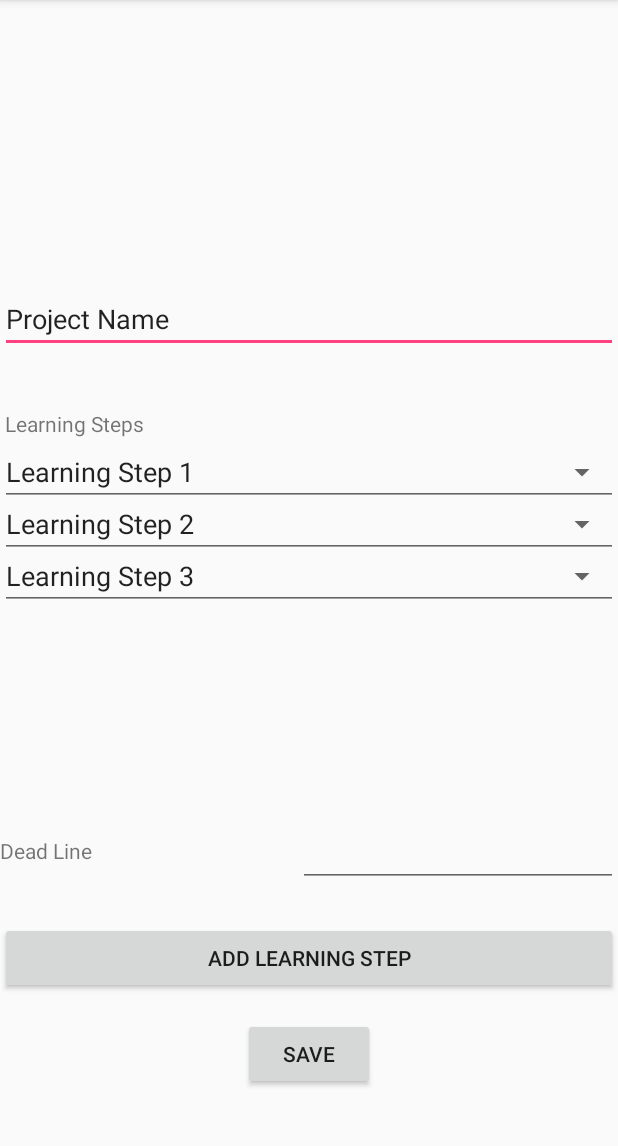
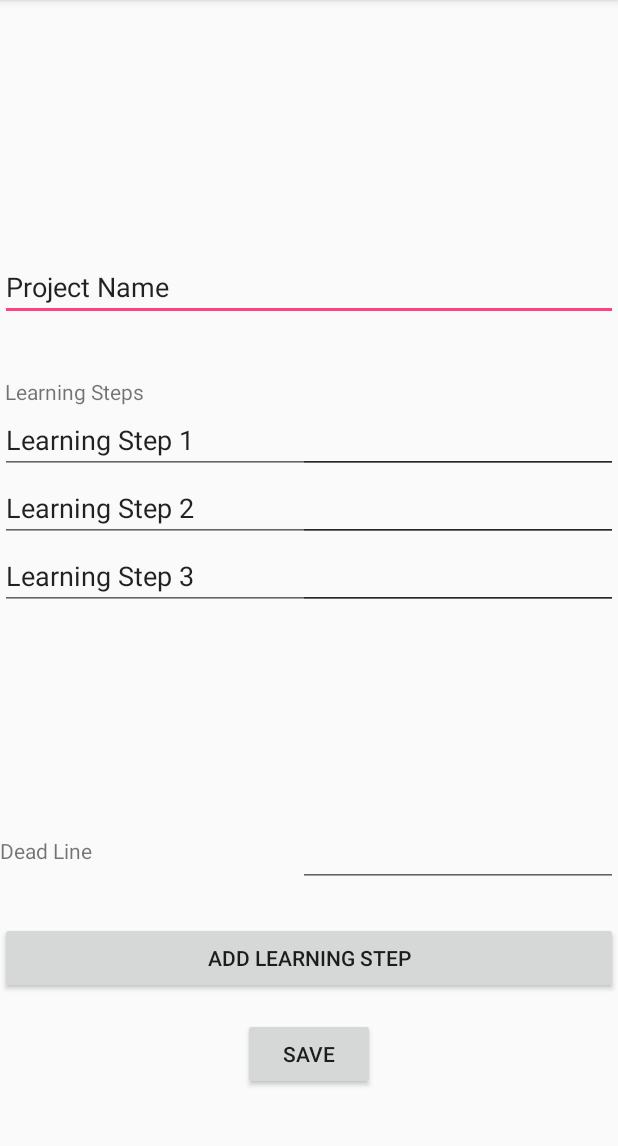
Before and after one commit to TobiMartin/ProjectEverest, an Android app: the screen it shows after launch (AddProject), in the options menu, after a tap on "add project", on a phone screen of 412 x 824 dp, the part 84-1230 px from its top. Run offline under Robolectric (Android 15) with nearby library versions, the light colour scheme and no system bars.

Commit message:
pass the percentage of learning steps in add project activity to progress bar in mainactivity

```diff
--- a/app/src/main/java/com/linxu/mounteverest/AddProject.java
+++ b/app/src/main/java/com/linxu/mounteverest/AddProject.java
@@ -1,16 +1,44 @@
 package com.linxu.mounteverest;
 
+import android.content.Intent;
 import android.os.Bundle;
 import android.support.annotation.Nullable;
 import android.support.v7.app.AppCompatActivity;
+import android.view.View;
+import android.widget.Button;
+import android.widget.EditText;
 
 /**
  * Created by lin xu on 02.12.2016.
  */
 public class AddProject extends AppCompatActivity {
+    private Button save;
+    private EditText learningStepPercent1;
+    private EditText learningStepPercent2;
+    private EditText learningStepPercent3;
+
     @Override
     protected void onCreate(Bundle savedInstanceState) {
         super.onCreate(savedInstanceState);
         setContentView(R.layout.add_project);
+        learningStepPercent1 = (EditText)findViewById(R.id.learningStepPercent1);
+        learningStepPercent2 = (EditText)findViewById(R.id.learningStepPercent2);
+        learningStepPercent3 = (EditText)findViewById(R.id.learningStepPercent3);
+
+        save = (Button)findViewById(R.id.save);
+        save.setOnClickListener(new View.OnClickListener() {
+            @Override
+            public void onClick(View view) {
+                saveProject();
+            }
+        });
+    }
+
+    private void saveProject() {
+        Intent intent = new Intent(getBaseContext(), MainActivity.class);
+        intent.putExtra("learningStepPercent1", learningStepPercent1.getText().toString());
+        intent.putExtra("learningStepPercent2", learningStepPercent2.getText().toString());
+        intent.putExtra("learningStepPercent3", learningStepPercent3.getText().toString());
+        startActivity(intent);
     }
 }
--- a/app/src/main/java/com/linxu/mounteverest/MainActivity.java
+++ b/app/src/main/java/com/linxu/mounteverest/MainActivity.java
@@ -23,15 +23,27 @@ public class MainActivity extends AppCompatActivity {
         super.onCreate(savedInstanceState);
         setContentView(R.layout.activity_main);
         progressBar = (ProgressBar)findViewById(R.id.progressBar1);
-        learningStep1Percent = (EditText) findViewById(R.id.learningStep1Percent);
-        learningStep2Percent = (EditText) findViewById(R.id.learningStep2Percent);
-        learningStep1 = (TextView) findViewById(R.id.learningStep1);
-        learningStep2 = (TextView) findViewById(R.id.learningStep2);
-        //learningStep1Percent.setText("20");
-        //learningStep2Percent.setText("50");
+        getProgressBarProgress();
+        //learningStep1Percent = (EditText) findViewById(R.id.learningStep1Percent);
+        //learningStep2Percent = (EditText) findViewById(R.id.learningStep2Percent);
+        //learningStep1 = (TextView) findViewById(R.id.learningStep1);
+        //learningStep2 = (TextView) findViewById(R.id.learningStep2);
 
-        addFocusChangeListener(learningStep1Percent);
-        addFocusChangeListener(learningStep2Percent);
+        //addFocusChangeListener(learningStep1Percent);
+        //addFocusChangeListener(learningStep2Percent);
+    }
+
+    private void getProgressBarProgress() {
+        Bundle extras = getIntent().getExtras();
+        if(extras != null){
+            String learningProgress1 = extras.getString("learningStepPercent1");
+            String learningProgress2 = extras.getString("learningStepPercent2");
+            String learningProgress3 = extras.getString("learningStepPercent3");
+            progressBar.setProgress(Integer.parseInt(learningProgress1) + Integer.parseInt(learningProgress2) + Integer.parseInt(learningProgress3));
+        }else{
+            progressBar.setProgress(0);
+        }
+
     }
 
     private void addFocusChangeListener(final EditText learningStepPercent) {
--- a/app/src/main/res/layout/activity_main.xml
+++ b/app/src/main/res/layout/activity_main.xml
@@ -18,7 +18,7 @@
         android:layout_centerVertical="true"
         android:layout_centerHorizontal="true" />
 
-    <TextView
+    <!--<TextView
         android:text="Learning Step 1"
         android:layout_width="wrap_content"
         android:layout_height="wrap_content"
@@ -55,5 +55,5 @@
         android:layout_alignBaseline="@+id/learningStep2"
         android:layout_alignBottom="@+id/learningStep2"
         android:layout_alignParentEnd="true" />
-
+-->
 </RelativeLayout>
--- a/app/src/main/res/layout/add_project.xml
+++ b/app/src/main/res/layout/add_project.xml
@@ -26,50 +26,9 @@
         android:layout_width="match_parent"
         android:layout_height="wrap_content"
         android:inputType="textPersonName"
-        android:text="Learning Step 1"
-        android:ems="10"
-        android:id="@+id/learningStep1"
-        android:layout_above="@+id/chooseLearningStpe2"
-        android:layout_alignParentStart="true" />
-
-    <Spinner
-        android:layout_width="match_parent"
-        android:layout_height="wrap_content"
-        android:layout_above="@+id/learningStep2"
-        android:layout_alignParentStart="true"
-        android:id="@+id/chooseLearningStep1" />
-
-    <EditText
-        android:layout_width="match_parent"
-        android:layout_height="wrap_content"
-        android:inputType="textPersonName"
-        android:text="Learning Step 2"
-        android:ems="10"
-        android:id="@+id/learningStep2"
-        android:layout_above="@+id/chooseLearningStep3"
-        android:layout_alignParentStart="true" />
-
-    <Spinner
-        android:layout_width="match_parent"
-        android:layout_height="wrap_content"
-        android:id="@+id/chooseLearningStpe2"
-        android:layout_above="@+id/learningStep3"
-        android:layout_alignParentStart="true" />
-
-    <EditText
-        android:layout_width="match_parent"
-        android:layout_height="wrap_content"
-        android:inputType="textPersonName"
         android:text="Learning Step 3"
         android:ems="10"
         android:id="@+id/learningStep3"
-        android:layout_centerVertical="true"
-        android:layout_alignParentStart="true" />
-
-    <Spinner
-        android:layout_width="match_parent"
-        android:layout_height="wrap_content"
-        android:id="@+id/chooseLearningStep3"
         android:layout_centerVertical="true"
         android:layout_alignParentStart="true" />
 
@@ -111,4 +70,53 @@
         android:layout_marginBottom="41dp"
         android:id="@+id/save" />
 
+    <EditText
+        android:layout_width="match_parent"
+        android:layout_height="wrap_content"
+        android:inputType="textPersonName"
+        android:text="Learning Step 2"
+        android:ems="10"
+        android:id="@+id/learningStep2"
+        android:layout_above="@+id/learningStep3"
+        android:layout_alignParentStart="true" />
+
+    <EditText
+        android:layout_width="match_parent"
+        android:layout_height="wrap_content"
+        android:inputType="textPersonName"
+        android:text="Learning Step 1"
+        android:ems="10"
+        android:id="@+id/learningStep1"
+        android:layout_above="@+id/learningStep2"
+        android:layout_alignParentStart="true" />
+
+    <EditText
+        android:layout_width="wrap_content"
+        android:layout_height="wrap_content"
+        android:inputType="number"
+        android:ems="10"
+        android:id="@+id/learningStepPercent1"
+        android:layout_alignBaseline="@+id/learningStep1"
+        android:layout_alignBottom="@+id/learningStep1"
+        android:layout_alignParentEnd="true" />
+
+    <EditText
+        android:layout_width="wrap_content"
+        android:layout_height="wrap_content"
+        android:inputType="number"
+        android:ems="10"
+        android:id="@+id/learningStepPercent2"
+        android:layout_alignBaseline="@+id/learningStep2"
+        android:layout_alignBottom="@+id/learningStep2"
+        android:layout_alignParentEnd="true" />
+
+    <EditText
+        android:layout_width="wrap_content"
+        android:layout_height="wrap_content"
+        android:inputType="number"
+        android:ems="10"
+        android:id="@+id/learningStepPercent3"
+        android:layout_centerVertical="true"
+        android:layout_alignParentEnd="true" />
+
 </RelativeLayout>
```
